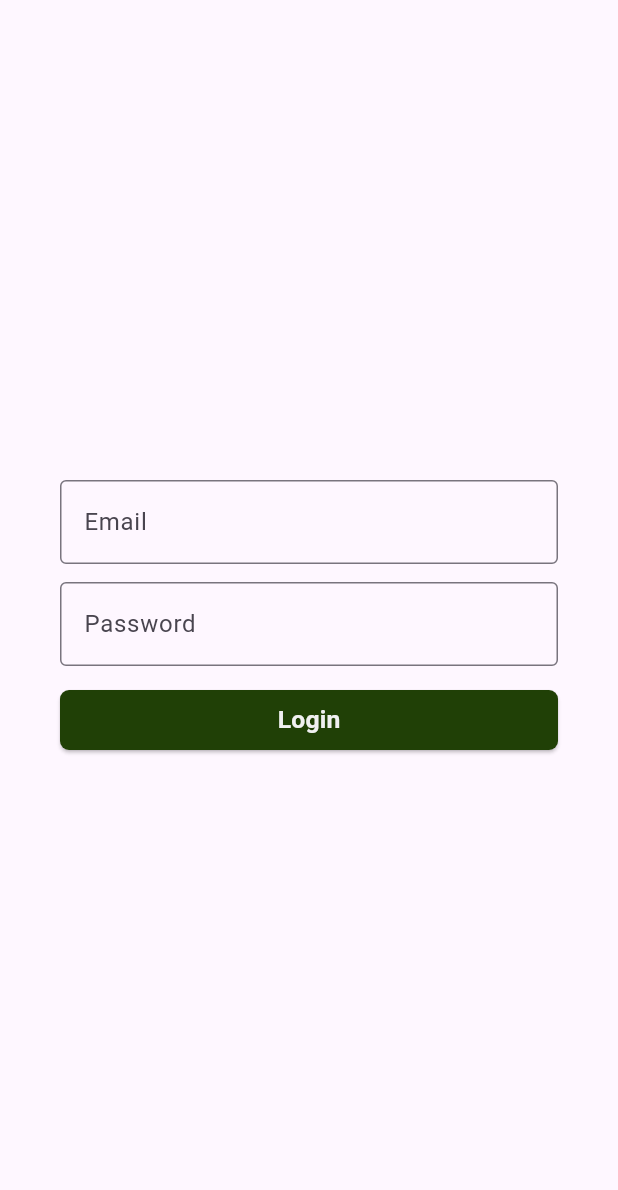
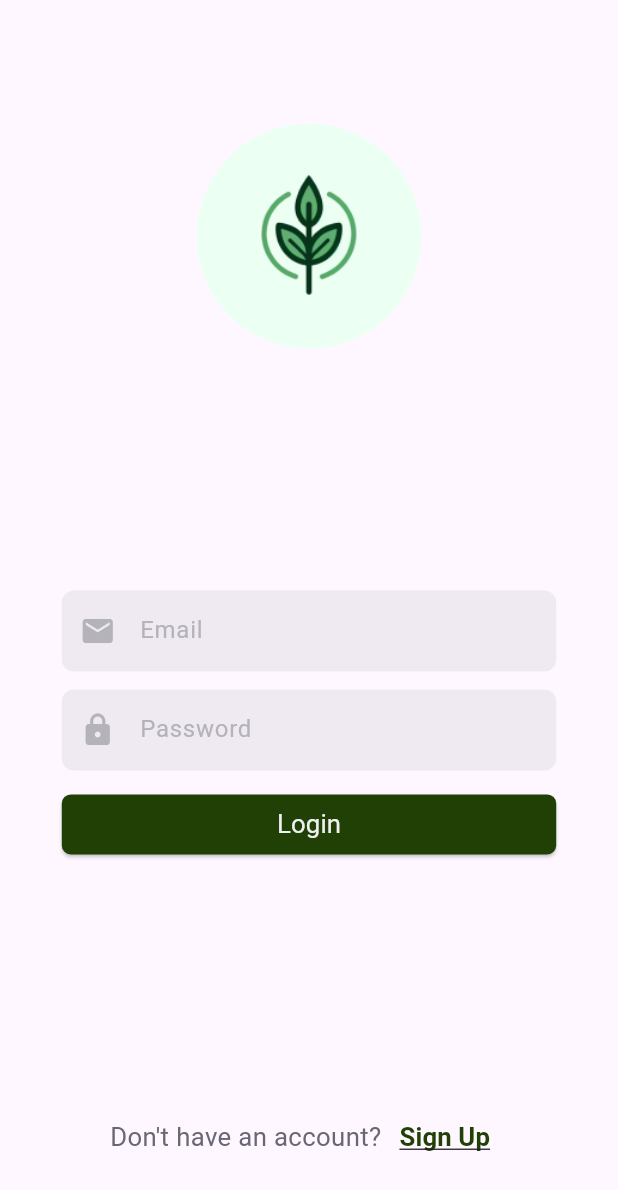
Before and after one commit to Team-Wilhelm/BotaniQue-MobDev, a Flutter app: the screen it shows after launch, on a phone screen of 412 x 824 dp. Shown: the top 1190 px of the screen. Run offline on Flutter 3.47's test engine with Material 3 defaults, Android fonts, the light colour scheme and no system bars; our stand-ins replace lottie.

Commit message:
login screen concept

```diff
--- /dev/null
+++ b/botanique/lib/login/login_form.dart
@@ -0,0 +1,44 @@
+import 'package:flutter/material.dart';
+
+import '../shared/app_button.dart';
+import '../shared/app_text_field.dart';
+import '../utils/app_style.dart';
+
+class LoginForm extends StatelessWidget {
+  LoginForm({
+    super.key,
+  });
+
+  final _emailController = TextEditingController();
+  final _passwordController = TextEditingController();
+
+  @override
+  Widget build(BuildContext context) {
+    return Column(
+      mainAxisAlignment: MainAxisAlignment.center,
+      children: [
+        AppTextField(
+          textFieldController: _emailController,
+          placeholder: "Email",
+          icon: const Icon(Icons.email),
+          textInputType: TextInputType.emailAddress,
+        ),
+        spacer,
+        AppTextField(
+          textFieldController: _passwordController,
+          placeholder: "Password",
+          icon: const Icon(Icons.lock),
+          textInputType:
+              TextInputType.visiblePassword, // TODO: toggle when state is added
+        ),
+        spacer,
+        AppButton(
+          onPressed: () => {},
+          text: "Login",
+          fullWidth: true,
+          // disabled: _emailController.text.isEmpty || _passwordController.text.isEmpty,
+        ),
+      ],
+    );
+  }
+}
--- a/botanique/lib/login/login_screen.dart
+++ b/botanique/lib/login/login_screen.dart
@@ -1,47 +1,52 @@
-import 'package:botanique/shared/app_button.dart';
-import 'package:botanique/shared/app_text_field.dart';
+import 'package:botanique/login/login_form.dart';
+import 'package:botanique/shared/app_logo.dart';
+import 'package:botanique/shared/app_text.dart';
 import 'package:botanique/utils/app_style.dart';
 import 'package:flutter/material.dart';
 
-class LoginScreen extends StatefulWidget {
+class LoginScreen extends StatelessWidget {
   const LoginScreen({super.key});
-
-  @override
-  State<LoginScreen> createState() => _LoginScreenState();
-}
-
-class _LoginScreenState extends State<LoginScreen> {
-  final _emailController = TextEditingController();
-  final _passwordController = TextEditingController();
 
   @override
   Widget build(BuildContext context) {
     return Scaffold(
       body: Padding(
-        padding: const EdgeInsets.fromLTRB(40, 8, 40, 8),
+        padding: getEdgeInsets(context),
         child: Column(
           mainAxisAlignment: MainAxisAlignment.center,
           children: [
-            AppTextField(
-              textFieldController: _emailController,
-              placeholder: "Email",
-              textInputType: TextInputType.emailAddress,
+            const AppLogo(),
+            Expanded(
+              child: LoginForm(),
             ),
-            spacer,
-            AppTextField(
-              textFieldController: _passwordController,
-              placeholder: "Password",
-              textInputType: TextInputType.visiblePassword,
-            ),
-            spacer,
-            AppButton(
-              onPressed: () => {},
-              text: "Login",
-              // disabled: _emailController.text.isEmpty || _passwordController.text.isEmpty,
-            ),
+            Row(
+              mainAxisAlignment: MainAxisAlignment.center,
+              crossAxisAlignment: CrossAxisAlignment.center,
+              children: [
+                const AppText(text: "Don't have an account?"),
+                TextButton(
+                  onPressed: () => {},
+                  child: const AppText(
+                    text: "Sign Up",
+                    colour: primary,
+                    fontWeight: FontWeight.bold,
+                    decoration: TextDecoration.underline,
+                  ),
+                ),
+              ],
+            )
           ],
         ),
       ),
     );
   }
+
+  EdgeInsets getEdgeInsets(BuildContext context) {
+    double sidePadding = MediaQuery.of(context).size.width * 0.1;
+    double topPadding = MediaQuery.of(context).size.height * 0.1;
+    double bottomPadding = MediaQuery.of(context).size.height * 0.05;
+
+    return EdgeInsets.fromLTRB(
+        sidePadding, topPadding, sidePadding, bottomPadding);
+  }
 }
--- a/botanique/lib/shared/app_button.dart
+++ b/botanique/lib/shared/app_button.dart
@@ -14,18 +14,21 @@ class AppButton extends StatelessWidget {
     required this.text,
     this.buttonType = ButtonType.primary,
     this.disabled = false,
+    this.fontPercentage = textSmall,
+    this.fullWidth = false,
   });
 
   final VoidCallback onPressed;
   final String text;
   final bool disabled;
   final ButtonType buttonType;
-  final double fontPercentage = textSmall;
+  final double fontPercentage;
+  final bool fullWidth;
 
   @override
   Widget build(BuildContext context) {
     return SizedBox(
-      width: double.infinity,
+      width: fullWidth ? double.infinity : null,
       child: ElevatedButton(
         onPressed: () => {},
         style: styleButton(context, buttonType),
--- /dev/null
+++ b/botanique/lib/shared/app_logo.dart
@@ -0,0 +1,21 @@
+import 'package:flutter/material.dart';
+
+class AppLogo extends StatelessWidget {
+  const AppLogo({super.key});
+
+  @override
+  Widget build(BuildContext context) {
+    return Container(
+      width: 150,
+      height: 150,
+      decoration: const BoxDecoration(
+        shape: BoxShape.circle,
+        color: Colors.white,
+        image: DecorationImage(
+          fit: BoxFit.fill,
+          image: AssetImage('assets/images/logo.png'),
+        ),
+      ),
+    );
+  }
+}
--- a/botanique/lib/shared/app_text.dart
+++ b/botanique/lib/shared/app_text.dart
@@ -7,11 +7,15 @@ class AppText extends StatelessWidget {
     required this.text,
     this.fontPercentage = textSmall,
     this.colour = textDark,
+    this.fontWeight = FontWeight.normal,
+    this.decoration = TextDecoration.none,
   });
 
   final String text;
   final Color colour;
   final double fontPercentage;
+  final FontWeight fontWeight;
+  final TextDecoration decoration;
 
   @override
   Widget build(BuildContext context) {
@@ -20,7 +24,8 @@ class AppText extends StatelessWidget {
       style: TextStyle(
         color: colour,
         fontSize: MediaQuery.of(context).size.width / fontPercentage,
-        fontWeight: FontWeight.bold,
+        fontWeight: fontWeight,
+        decoration: decoration,
       ),
     );
   }
--- a/botanique/lib/shared/app_text_field.dart
+++ b/botanique/lib/shared/app_text_field.dart
@@ -1,24 +1,36 @@
+import 'package:botanique/utils/app_style.dart';
 import 'package:flutter/material.dart';
 
 class AppTextField extends StatelessWidget {
-  AppTextField({
+  const AppTextField({
     super.key,
     required this.textFieldController,
     required this.placeholder,
     this.textInputType = TextInputType.text,
+    this.icon,
   });
 
   final TextEditingController textFieldController;
   final String placeholder;
   final TextInputType textInputType;
+  final Icon? icon;
 
   @override
   Widget build(BuildContext context) {
     return TextFormField(
       decoration: InputDecoration(
-        labelText: placeholder,
-        border: OutlineInputBorder(),
-        hintText: "Enter your $placeholder",
+        prefixIcon: icon,
+        prefixIconColor: textSecondary,
+        border: OutlineInputBorder(
+          borderRadius: BorderRadius.circular(8),
+          borderSide: BorderSide.none,
+        ),
+        hintText: placeholder,
+        hintStyle: const TextStyle(color: textSecondary),
+        filled: true,
+        fillColor: textSecondary.withOpacity(0.2),
+        contentPadding:
+            const EdgeInsets.symmetric(vertical: 15, horizontal: 20),
       ),
       controller: textFieldController,
       keyboardType: textInputType,
--- a/botanique/lib/utils/app_style.dart
+++ b/botanique/lib/utils/app_style.dart
@@ -6,15 +6,16 @@ const secondary = Color.fromRGBO(98, 159, 51, 1);
 const accent = Color.fromRGBO(46, 64, 87, 100);
 
 const textDark = Color.fromRGBO(105, 103, 115, 1);
-const texSecondary = Color.fromRGBO(180, 179, 185, 1);
+const textSecondary = Color.fromRGBO(180, 179, 185, 1);
 const textLight = Color.fromRGBO(240, 240, 241, 1);
 
 // Numbers to divide the MediaQuery.of(context).size.width with
 const double textH1 = 13;
 const double textH2 = 14;
 const double textH3 = 16;
-const double textH4 = 20;
-const double textSmall = 25;
+const double textH4 = 18;
+const double textH5 = 20;
+const double textSmall = 24;
 
 const defaultPadding = EdgeInsets.all(16);
 
--- a/botanique/lib/welcome/welcome_screen.dart
+++ b/botanique/lib/welcome/welcome_screen.dart
@@ -13,9 +13,16 @@ class WelcomeScreen extends StatelessWidget {
       body: Column(
         mainAxisAlignment: MainAxisAlignment.center,
         children: [
-          const AppText(text: 'Welcome to BotaniQue', fontPercentage: textH1),
           const AppText(
-              text: 'Your personal plant whisperer', fontPercentage: textH4),
+            text: 'Welcome to BotaniQue',
+            fontPercentage: textH1,
+            fontWeight: FontWeight.bold,
+          ),
+          const AppText(
+            text: 'Your personal plant whisperer',
+            fontPercentage: textH4,
+            fontWeight: FontWeight.bold,
+          ),
           spacer,
           SizedBox(
             width: MediaQuery.of(context).size.width,
@@ -29,13 +36,23 @@ class WelcomeScreen extends StatelessWidget {
               onPressed: () => {},
               style: ElevatedButton.styleFrom(
                   padding: EdgeInsets.symmetric(
-                      horizontal: MediaQuery.of(context).size.width / 6,
+                      horizontal: MediaQuery.of(context).size.width / 5,
                       vertical: 8)),
-              child: const AppText(text: 'Sign in', fontPercentage: textH2)),
+              child: const AppText(
+                text: 'Sign in',
+                fontPercentage: textH4,
+                colour: textLight,
+                fontWeight: FontWeight.bold,
+              )),
           spacer,
-          const AppText(text: 'Create an account', fontPercentage: textH3),
+          const AppText(text: 'Create an account', fontPercentage: textH5),
           spacer,
-          const AppText(text: 'Forgot password?', fontPercentage: textSmall),
+          const AppText(
+            text: 'Forgot password?',
+            fontPercentage: textSmall,
+            colour: textSecondary,
+            fontWeight: FontWeight.bold,
+          ),
         ],
       ),
     );
--- a/botanique/pubspec.yaml
+++ b/botanique/pubspec.yaml
@@ -60,8 +60,8 @@ flutter:
   uses-material-design: true
 
   # To add assets to your application, add an assets section, like this:
-  # assets:
-  #   - images/a_dot_burr.jpeg
+  assets:
+  - assets/images/logo.png
   #   - images/a_dot_ham.jpeg
 
   # An image asset can refer to one or more resolution-specific "variants", see
```
Also changed, not shown: botanique/assets/images/logo.png (added), botanique/pubspec.lock.
